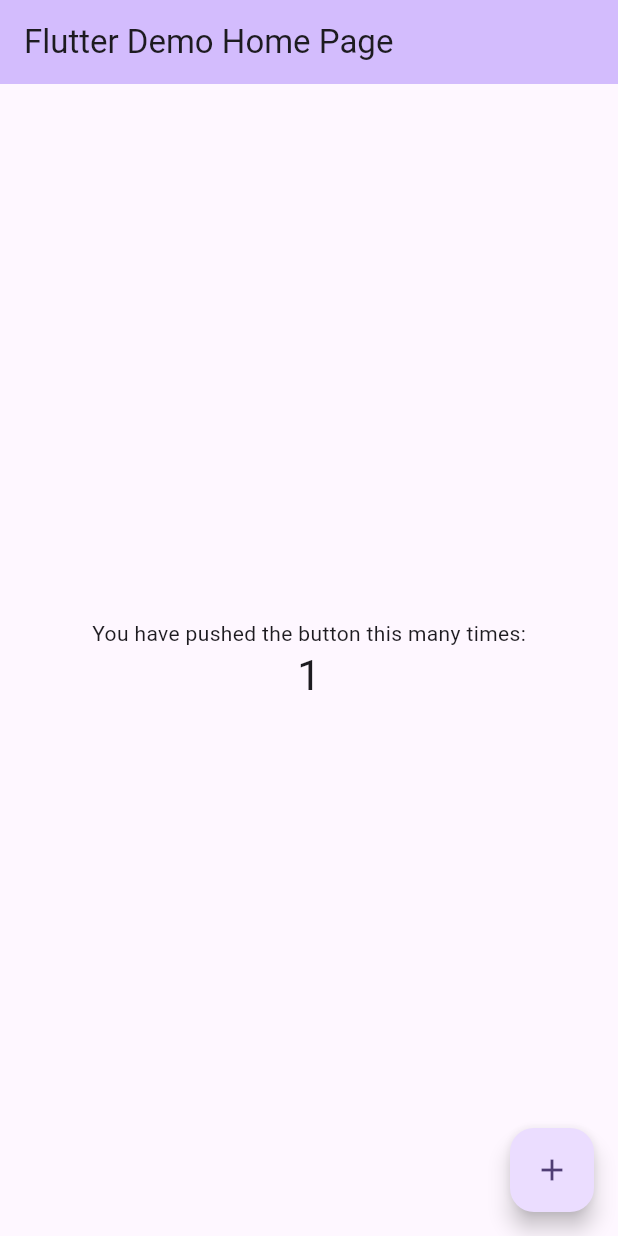
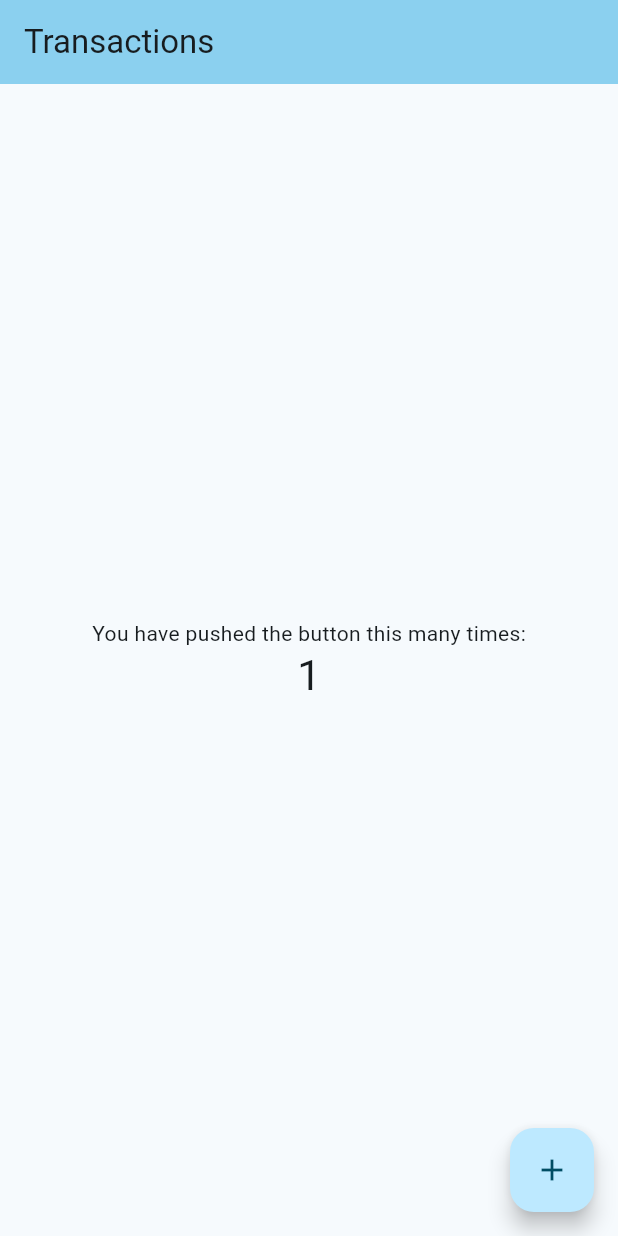
Before and after one commit to lmajano07/technical_test, a Flutter app: the screen it shows after launch, after a tap on the "add" icon, on a phone screen of 412 x 824 dp. Run offline on Flutter 3.47's test engine with Material 3 defaults, Android fonts, the phone set to English and light mode, and no system bars; our stand-ins replace flutter_dotenv, flutter_riverpod; statements that could not run were skipped.

Commit message:
feat: project configurations (#1)
* chore: initial theme config

* chore: env variables set up

* chore: updated readme

```diff
--- /dev/null
+++ b/lib/core/core.dart
@@ -0,0 +1,5 @@
+export './theme/theme.dart';
+
+export './constants.dart';
+
+export './environment.dart';
--- /dev/null
+++ b/lib/core/theme/theme.dart
@@ -0,0 +1,3 @@
+export './app_theme.dart';
+
+export './theme_provider.dart';
--- a/lib/main.dart
+++ b/lib/main.dart
@@ -1,52 +1,62 @@
 import 'package:flutter/material.dart';
 
+import 'package:transactions_app/core/core.dart';
+
+import 'package:transactions_app/shared/shared.dart';
+
+import 'package:flutter_dotenv/flutter_dotenv.dart';
+import 'package:flutter_riverpod/flutter_riverpod.dart';
+
 void main() {
-  runApp(const MyApp());
+  runApp(const ProviderScope(child: TransactionsApp()));
 }
 
-class MyApp extends StatelessWidget {
-  const MyApp({super.key});
+class TransactionsApp extends ConsumerStatefulWidget {
+  const TransactionsApp({super.key});
 
-  // This widget is the root of your application.
+  @override
+  ConsumerState<ConsumerStatefulWidget> createState() =>
+      _TransactionsAppState();
+}
+
+class _TransactionsAppState extends ConsumerState<TransactionsApp> {
+  late Future _setUpFuture;
+
+  Future _setUp() async {
+    await dotenv.load(fileName: '.env');
+    await Future.delayed(const Duration(seconds: 3));
+  }
+
+  @override
+  void initState() {
+    _setUpFuture = _setUp();
+
+    super.initState();
+  }
+
   @override
   Widget build(BuildContext context) {
+    final appTheme = ref.watch(themeNotifierProvider);
+
     return MaterialApp(
-      title: 'Flutter Demo',
-      theme: ThemeData(
-        // This is the theme of your application.
-        //
-        // TRY THIS: Try running your application with "flutter run". You'll see
-        // the application has a purple toolbar. Then, without quitting the app,
-        // try changing the seedColor in the colorScheme below to Colors.green
-        // and then invoke "hot reload" (save your changes or press the "hot
-        // reload" button in a Flutter-supported IDE, or press "r" if you used
-        // the command line to start the app).
-        //
-        // Notice that the counter didn't reset back to zero; the application
-        // state is not lost during the reload. To reset the state, use hot
-        // restart instead.
-        //
-        // This works for code too, not just values: Most code changes can be
-        // tested with just a hot reload.
-        colorScheme: ColorScheme.fromSeed(seedColor: Colors.deepPurple),
-        useMaterial3: true,
+      title: 'Transactions App',
+      theme: appTheme.getTheme(),
+      home: FutureBuilder(
+        future: _setUpFuture,
+        builder: (BuildContext context, AsyncSnapshot snapshot) {
+          if (snapshot.connectionState != ConnectionState.done) {
+            return const SplashPage();
+          }
+
+          return const MyHomePage(title: 'Transactions');
+        },
       ),
-      home: const MyHomePage(title: 'Flutter Demo Home Page'),
     );
   }
 }
 
 class MyHomePage extends StatefulWidget {
   const MyHomePage({super.key, required this.title});
-
-  // This widget is the home page of your application. It is stateful, meaning
-  // that it has a State object (defined below) that contains fields that affect
-  // how it looks.
-
-  // This class is the configuration for the state. It holds the values (in this
-  // case the title) provided by the parent (in this case the App widget) and
-  // used by the build method of the State. Fields in a Widget subclass are
-  // always marked "final".
 
   final String title;
 
@@ -58,51 +68,18 @@ class _MyHomePageState extends State<MyHomePage> {
   int _counter = 0;
 
   void _incrementCounter() {
-    setState(() {
-      // This call to setState tells the Flutter framework that something has
-      // changed in this State, which causes it to rerun the build method below
-      // so that the display can reflect the updated values. If we changed
-      // _counter without calling setState(), then the build method would not be
-      // called again, and so nothing would appear to happen.
-      _counter++;
-    });
+    setState(() => _counter++);
   }
 
   @override
   Widget build(BuildContext context) {
-    // This method is rerun every time setState is called, for instance as done
-    // by the _incrementCounter method above.
-    //
-    // The Flutter framework has been optimized to make rerunning build methods
-    // fast, so that you can just rebuild anything that needs updating rather
-    // than having to individually change instances of widgets.
     return Scaffold(
       appBar: AppBar(
-        // TRY THIS: Try changing the color here to a specific color (to
-        // Colors.amber, perhaps?) and trigger a hot reload to see the AppBar
-        // change color while the other colors stay the same.
         backgroundColor: Theme.of(context).colorScheme.inversePrimary,
-        // Here we take the value from the MyHomePage object that was created by
-        // the App.build method, and use it to set our appbar title.
         title: Text(widget.title),
       ),
       body: Center(
-        // Center is a layout widget. It takes a single child and positions it
-        // in the middle of the parent.
         child: Column(
-          // Column is also a layout widget. It takes a list of children and
-          // arranges them vertically. By default, it sizes itself to fit its
-          // children horizontally, and tries to be as tall as its parent.
-          //
-          // Column has various properties to control how it sizes itself and
-          // how it positions its children. Here we use mainAxisAlignment to
-          // center the children vertically; the main axis here is the vertical
-          // axis because Columns are vertical (the cross axis would be
-          // horizontal).
-          //
-          // TRY THIS: Invoke "debug painting" (choose the "Toggle Debug Paint"
-          // action in the IDE, or press "p" in the console), to see the
-          // wireframe for each widget.
           mainAxisAlignment: MainAxisAlignment.center,
           children: <Widget>[
             const Text(
@@ -119,7 +96,7 @@ class _MyHomePageState extends State<MyHomePage> {
         onPressed: _incrementCounter,
         tooltip: 'Increment',
         child: const Icon(Icons.add),
-      ), // This trailing comma makes auto-formatting nicer for build methods.
+      ),
     );
   }
 }
--- /dev/null
+++ b/lib/shared/presentation/pages/splash_page.dart
@@ -0,0 +1,29 @@
+import 'package:flutter/material.dart';
+
+import 'package:transactions_app/core/core.dart';
+
+class SplashPage extends StatelessWidget {
+  const SplashPage({super.key});
+
+  @override
+  Widget build(BuildContext context) {
+    return Scaffold(
+      body: Padding(
+        padding: screenPadding,
+        child: Center(
+          child: Column(
+            mainAxisAlignment: MainAxisAlignment.center,
+            children: [
+              Text(
+                'Tansactions App',
+                style: Theme.of(context).textTheme.bodyLarge,
+              ),
+              const SizedBox(height: 32),
+              const LinearProgressIndicator(),
+            ],
+          ),
+        ),
+      ),
+    );
+  }
+}
--- /dev/null
+++ b/lib/shared/presentation/presentation.dart
@@ -0,0 +1,3 @@
+export './pages/splash_page.dart';
+
+export './widgets/custom_button.dart';
--- /dev/null
+++ b/lib/shared/shared.dart
@@ -0,0 +1 @@
+export './presentation/presentation.dart';
```
Also changed, not shown: analysis_options.yaml (+1 -24 lines), lib/core/constants.dart (added, +11 -0 lines), lib/core/environment.dart (added, +11 -0 lines), lib/core/theme/app_theme.dart (added, +35 -0 lines), lib/core/theme/theme_provider.dart (added, +23 -0 lines), lib/shared/presentation/widgets/custom_button.dart (added, +10 -0 lines), pubspec.yaml (+4 -69 lines), 3 other files.
